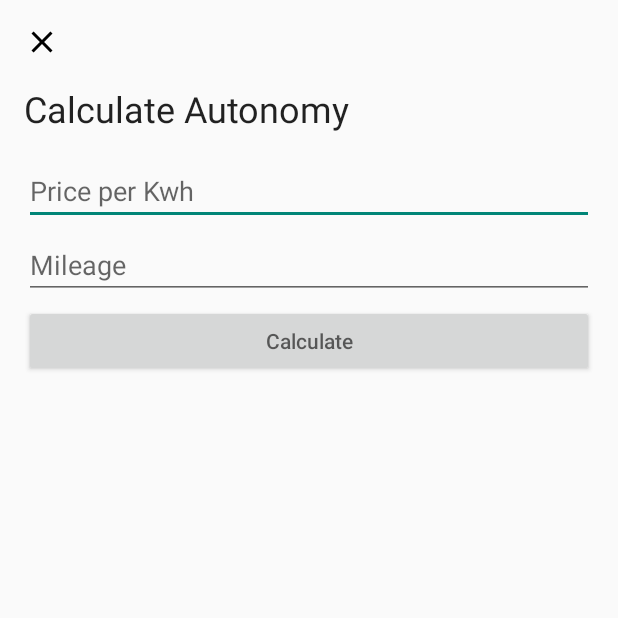
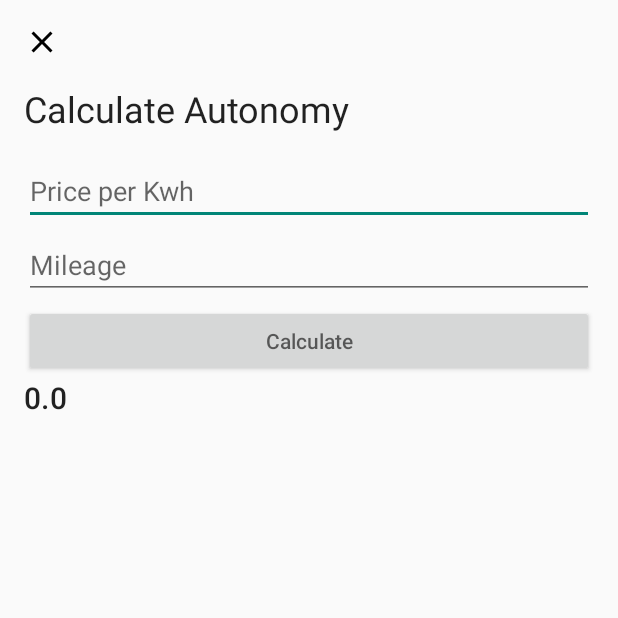
Before and after one commit to Oi-Leo/eletric-car, an Android app: the AutonomyCalculateActivity screen opened directly, with no data from a screen before it, on a phone screen of 412 x 824 dp, the top half of it. Run offline under Robolectric (Android 15) with nearby library versions, the phone set to English and light mode, and no system bars.

Commit message:
refactor layout add local data base

```diff
--- a/app/src/main/java/com/example/eletriccar/domain/Car.kt
+++ b/app/src/main/java/com/example/eletriccar/domain/Car.kt
@@ -6,5 +6,6 @@ data class Car(
     val battery: String,
     val power: String,
     val urlPhoto: String,
-    val refill: String
+    val refill: String,
+    var isFavorite: Boolean
 )
--- a/app/src/main/java/com/example/eletriccar/ui/AutonomyCalculateActivity.kt
+++ b/app/src/main/java/com/example/eletriccar/ui/AutonomyCalculateActivity.kt
@@ -1,5 +1,6 @@
 package com.example.eletriccar.ui
 
+import android.content.Context
 import android.os.AsyncTask
 import android.os.Bundle
 import android.util.Log
@@ -24,6 +25,12 @@ class AutonomyCalculateActivity : AppCompatActivity() {
         setContentView(R.layout.activity_autonomy_calculate)
         setupView()
         setupListeners()
+        setupCachedResult()
+    }
+
+    private fun setupCachedResult() {
+        val calculateValue = getSharedPref()
+        results.text = calculateValue.toString()
     }
 
     fun setupView() {
@@ -49,5 +56,25 @@ class AutonomyCalculateActivity : AppCompatActivity() {
         val result = price / km
 
         results.text = result.toString()
+        saveSharedPref(result)
+    }
+
+    fun saveSharedPref(value: Float) {
+        val sharedPref = getPreferences(Context.MODE_PRIVATE) ?: return
+        with(sharedPref.edit()) {
+            putFloat(getString(R.string.saved_calc), value)
+            apply()
+        }
+    }
+
+    fun getSharedPref(): Float {
+        val sharedPref = getPreferences(
+            Context.MODE_PRIVATE
+        )
+        return sharedPref.getFloat(
+            getString(
+                R.string.saved_calc
+            ), 0.0f
+        )
     }
 }
--- /dev/null
+++ b/app/src/main/res/drawable/ic_favorite.xml
@@ -0,0 +1,5 @@
+<vector android:height="24dp" android:tint="#000000"
+    android:viewportHeight="24" android:viewportWidth="24"
+    android:width="24dp" xmlns:android="http://schemas.android.com/apk/res/android">
+    <path android:fillColor="@android:color/white" android:pathData="M16.5,3c-1.74,0 -3.41,0.81 -4.5,2.09C10.91,3.81 9.24,3 7.5,3 4.42,3 2,5.42 2,8.5c0,3.78 3.4,6.86 8.55,11.54L12,21.35l1.45,-1.32C18.6,15.36 22,12.28 22,8.5 22,5.42 19.58,3 16.5,3zM12.1,18.55l-0.1,0.1 -0.1,-0.1C7.14,14.24 4,11.39 4,8.5 4,6.5 5.5,5 7.5,5c1.54,0 3.04,0.99 3.57,2.36h1.87C13.46,5.99 14.96,5 16.5,5c2,0 3.5,1.5 3.5,3.5 0,2.89 -3.14,5.74 -7.9,10.05z"/>
+</vector>
--- /dev/null
+++ b/app/src/main/res/drawable/ic_selected_favorite.xml
@@ -0,0 +1,5 @@
+<vector android:height="24dp" android:tint="#000000"
+    android:viewportHeight="24" android:viewportWidth="24"
+    android:width="24dp" xmlns:android="http://schemas.android.com/apk/res/android">
+    <path android:fillColor="@android:color/white" android:pathData="M12,21.35l-1.45,-1.32C5.4,15.36 2,12.28 2,8.5 2,5.42 4.42,3 7.5,3c1.74,0 3.41,0.81 4.5,2.09C13.09,3.81 14.76,3 16.5,3 19.58,3 22,5.42 22,8.5c0,3.78 -3.4,6.86 -8.55,11.54L12,21.35z"/>
+</vector>
--- a/app/src/main/res/layout/activity_autonomy_calculate.xml
+++ b/app/src/main/res/layout/activity_autonomy_calculate.xml
@@ -63,10 +63,10 @@
 
     <TextView
         android:id="@+id/tv_result"
-        style="@style/TextAppearance.MaterialComponents.Body2"
+        style="@style/TextAppearance.MaterialComponents.Headline6"
         android:layout_width="wrap_content"
         android:layout_height="wrap_content"
-        android:textStyle="bold"
+        tools:text="1.0"
         app:layout_constraintStart_toStartOf="@id/btn_calculate"
         app:layout_constraintTop_toBottomOf="@id/btn_calculate" />
 
--- a/app/src/main/res/values/strings.xml
+++ b/app/src/main/res/values/strings.xml
@@ -13,4 +13,5 @@
     <string name="calculate_autonomy">Calculate Autonomy</string>
     <string name="no_wifi">Sorry, no wi-fi conection</string>
     <string name="response_error">Something get wrong, try it later</string>
+    <string name="saved_calc">saved_calc</string>
 </resources>
```
Also changed, not shown: app/src/main/java/com/example/eletriccar/data/CarFactory.kt (+6 -3 lines), app/src/main/java/com/example/eletriccar/data/local/CarsContract.kt (added, +44 -0 lines), app/src/main/java/com/example/eletriccar/data/local/CarsDbHelper.kt (added, +38 -0 lines), app/src/main/java/com/example/eletriccar/ui/CarFragment.kt (+40 -1 lines), app/src/main/java/com/example/eletriccar/ui/adapter/CarAdapter.kt (+39 -16 lines), app/src/main/res/layout/car_item.xml (+12 -0 lines).
